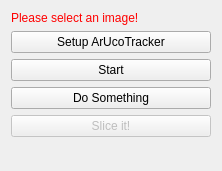
The window that Plugins/org.mitk.gui.qt.aruco/src/internal/ArucoTestViewControls.ui (ivowolf/MITK) describes before a commit, drawn with Qt 5.
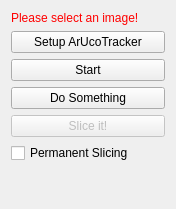
The same window after the commit.

Commit message: added the permanent slicing

Diff of the .ui file:
```diff
--- a/Plugins/org.mitk.gui.qt.aruco/src/internal/ArucoTestViewControls.ui
+++ b/Plugins/org.mitk.gui.qt.aruco/src/internal/ArucoTestViewControls.ui
@@ -6,8 +6,8 @@
    <rect>
     <x>0</x>
     <y>0</y>
-    <width>222</width>
-    <height>171</height>
+    <width>176</width>
+    <height>209</height>
    </rect>
   </property>
   <property name="minimumSize">
@@ -64,6 +64,16 @@
      </property>
     </widget>
    </item>
+   <item>
+    <layout class="QHBoxLayout" name="horizontalLayout"/>
+   </item>
+   <item>
+    <widget class="QCheckBox" name="boxSlicing">
+     <property name="text">
+      <string>Permanent Slicing</string>
+     </property>
+    </widget>
+   </item>
    <item>
     <spacer name="spacer1">
      <property name="orientation">
```
The commit also changes 2 other files.
